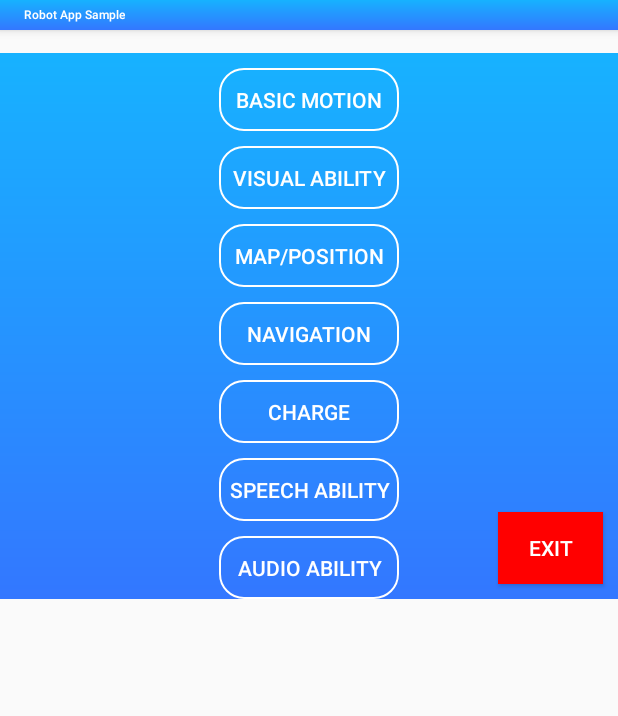
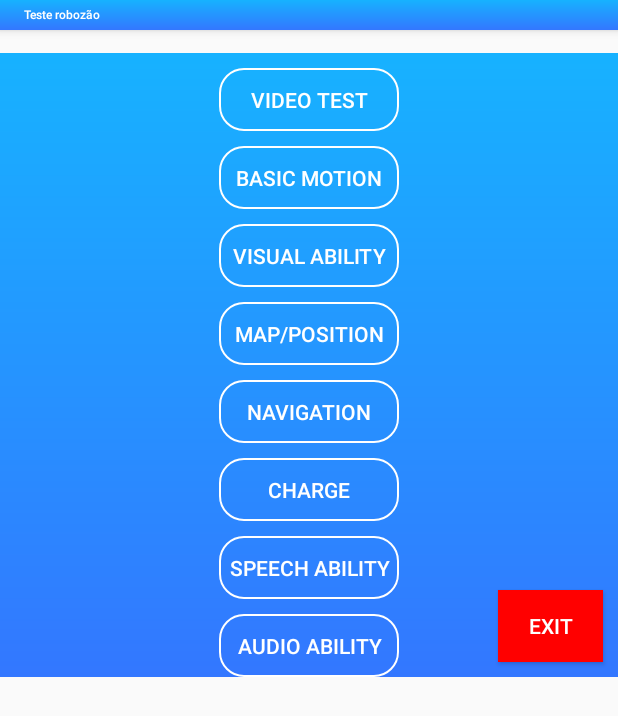
Before and after one commit to samuelvinib/app-do-robozaum, an Android app: the fragment MainFragment shown on its own in the app's theme, on a phone screen of 412 x 824 dp. Shown: the top 716 px of the screen. Run offline under Robolectric (Android 15) with nearby library versions, the phone set to English and light mode, and no system bars.

Commit message:
feat: video adicionado na tela de descanso.

```diff
--- a/app/src/main/AndroidManifest.xml
+++ b/app/src/main/AndroidManifest.xml
@@ -9,6 +9,7 @@
     <uses-permission android:name="android.permission.FOREGROUND_SERVICE" />
     <uses-permission android:name="android.permission.WRITE_EXTERNAL_STORAGE" />
     <uses-permission android:name="android.permission.RECORD_AUDIO" />
+    <uses-permission android:name="android.permission.SYSTEM_ALERT_WINDOW"/>
 
     <application
         android:name=".application.RobotOSApplication"
@@ -20,9 +21,10 @@
         android:supportsRtl="true"
         android:theme="@style/AppTheme">
         <activity android:name=".MainActivity"
-            android:screenOrientation="landscape">
+            android:screenOrientation="landscape"
+            android:theme="@style/AppTheme.FullScreen">
             <intent-filter>
-                <action android:name="android.intent.action.MAIN"/>
+                <action android:name="android.intent.action.MAIN" />
                 <category android:name="android.intent.category.LAUNCHER"/>
             </intent-filter>
             <intent-filter>
--- a/app/src/main/java/com/ainirobot/robotos/fragment/MainFragment.java
+++ b/app/src/main/java/com/ainirobot/robotos/fragment/MainFragment.java
@@ -29,6 +29,7 @@ public class MainFragment extends BaseFragment {
     private Button mLead_scene;
     private Button mSport_scene;
     private Button mSpeech_scene;
+    private Button mVideo_scene;
     private Button mVision_scene;
     private Button mCharge_scene;
     private Button mLocation_scene;
@@ -47,6 +48,7 @@ public class MainFragment extends BaseFragment {
 
     private void bindViews(View root) {
         mLead_scene = (Button) root.findViewById(R.id.lead_scene);
+        mVideo_scene = (Button) root.findViewById(R.id.video_scene);
         mSport_scene = (Button) root.findViewById(R.id.sport_scene);
         mSpeech_scene = (Button) root.findViewById(R.id.speech_scene);
         mVision_scene = (Button) root.findViewById(R.id.vision_scene);
@@ -71,6 +73,14 @@ public class MainFragment extends BaseFragment {
             @Override
             public void onClick(View v) {
                 switchFragment(LeadFragment.newInstance());
+            }
+        });
+
+        mVideo_scene.setOnClickListener(new View.OnClickListener() {
+            @Override
+            public void onClick(View v) {
+
+                switchFragment(ScreenSaver.newInstance("android.resource://" + requireActivity().getPackageName() + "/" + R.raw.background));
             }
         });
 
--- a/app/src/main/res/layout/fragment_main_layout.xml
+++ b/app/src/main/res/layout/fragment_main_layout.xml
@@ -13,6 +13,16 @@
         android:layout_gravity="center"
         android:gravity="center"
         android:orientation="vertical">
+
+        <Button
+            android:id="@+id/video_scene"
+            android:layout_width="120dp"
+            android:layout_height="42dp"
+            android:layout_marginTop="10dp"
+            android:layout_weight="1"
+            android:background="@drawable/button_rounded"
+            android:text="@string/video_screen"
+            android:textColor="#FFFFFF" />
 
         <Button
             android:id="@+id/sport_scene"
--- a/app/src/main/res/values/strings.xml
+++ b/app/src/main/res/values/strings.xml
@@ -1,6 +1,6 @@
 <resources>
 
-    <string name="app_name">Robot App Sample</string>
+    <string name="app_name">Teste robozão</string>
     <string name="sdk_info">SDK Sample</string>
     <string name="basic_scene">Basic scene</string>
     <string name="navigation">Navigation</string>
@@ -8,6 +8,7 @@
     <string name="visual_ability">Visual ability</string>
     <string name="speech_ability">Speech ability</string>
     <string name="audio_ability">audio ability</string>
+    <string name="video_screen">video test</string>
     <string name="exit">Exit</string>
 
     <string name="start_lead_text">Start navigation</string>
@@ -43,7 +44,7 @@
     <string name="vision_warning">Warning:Due to legal restrictions, the registration API is not developed in regions other than China. You may need Google or MS related services to implement the face registration function </string>
     <string name="vision_warning2">No api to delete person at the moment</string>
     <string name="charge_desc">If you want to \"Leaving Charge Dock\", you have to \"disable auto-charge\" before robot start charge</string>
-    <string name="connect_failed">Your sdk init failed<br/><br/> Make sure launch this app from Home Launcher!<br/><br/> 你的SDK初始化失败了<br/>请确保从应用中心启动此程序。</string>
+    <string name="connect_failed">Your sdk init failed<br /><br /> Make sure launch this app from Home Launcher!<br /><br /> 你的SDK初始化失败了<br />请确保从应用中心启动此程序。</string>
 
     <string name="location_reception">Is in reception point?</string>
     <string name="location_init_point">Init Position</string>
@@ -77,8 +78,7 @@
     <string name="cancel_txt">Cancel</string>
     <string name="confirm_txt">Confirm</string>
     <string name="forbid_line_explain">\"No-go line has been added\" or \"No need to add\". Please tap \"Save\".</string>
-
-
+    <string name="meu_texto_simples">Meu texto simples</string>
 
 
 </resources>
--- a/app/src/main/res/values/styles.xml
+++ b/app/src/main/res/values/styles.xml
@@ -15,6 +15,12 @@
 
 
     </style>
+
+    <style name="AppTheme.FullScreen" parent="Theme.AppCompat.Light.NoActionBar">
+        <item name="android:windowFullscreen">true</item>
+        <item name="android:windowContentOverlay">@null</item>
+    </style>
+
 
     <style name="MyActionBarStyle" parent="@style/Widget.AppCompat.ActionBar">
         <!-- 定义 ActionBar 的其他属性 -->
```
Also changed, not shown: app/src/main/java/com/ainirobot/robotos/fragment/ScreenSaver.java (added, +80 -0 lines), app/src/main/res/drawable/borda.xml (added, +8 -0 lines), app/src/main/res/layout/fragment_screen_saver.xml (added, +14 -0 lines), 2 other files.
